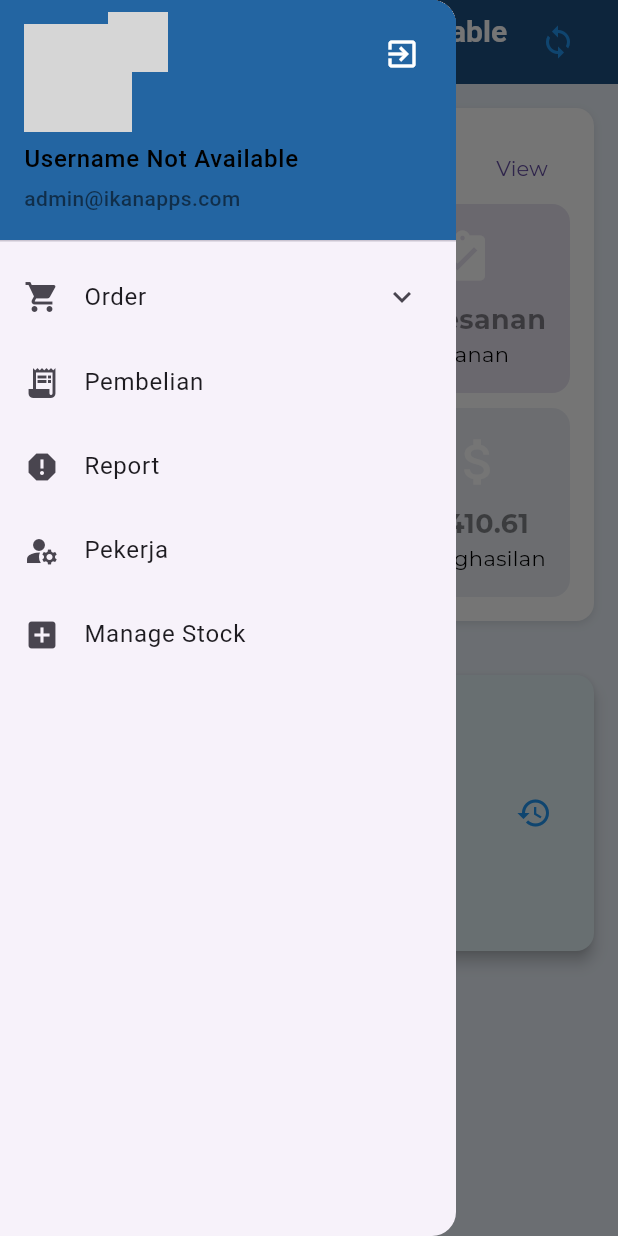
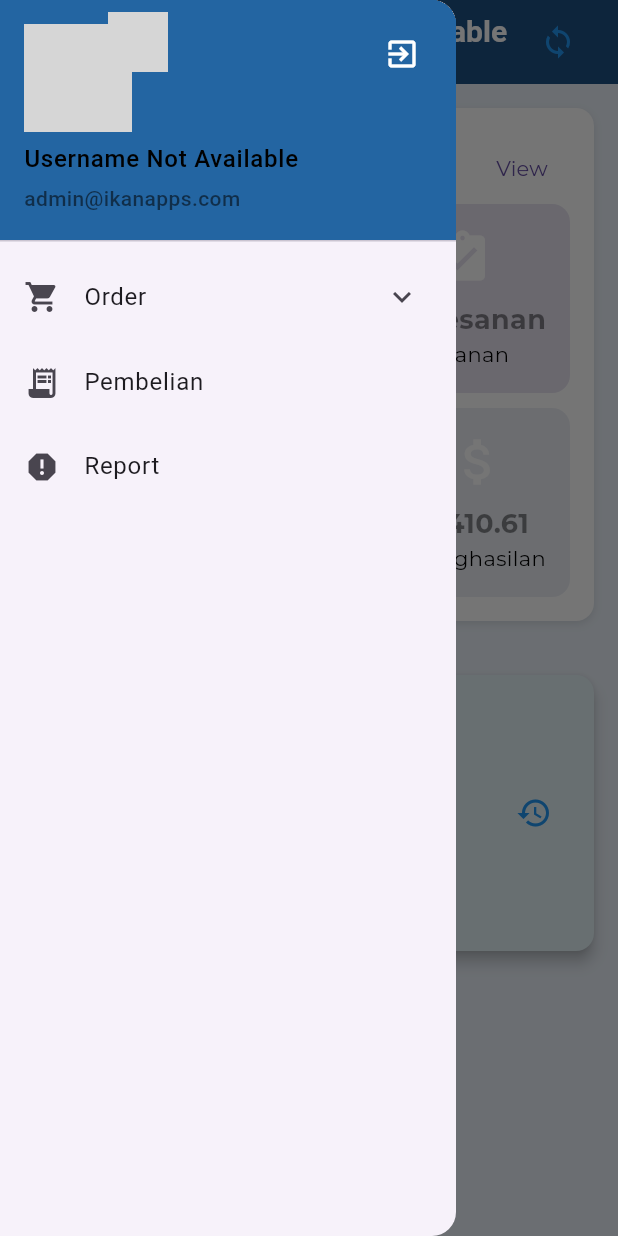
Before and after one commit to rifquabdillah/ikanapp, a Flutter app: the DashboardScreen screen opened directly, with the side drawer open, on a phone screen of 412 x 824 dp. Run offline on Flutter 3.47's test engine with Material 3 defaults, Android fonts, the phone set to English and light mode, and no system bars; our stand-ins replace quickalert; accounts and stored records are empty; network calls fail; Roboto replaces fonts that are missing (CooperMdBT); project files that could hold a hidden picture were left out; grey boxes are pictures that could not be loaded.

Commit message:
update 4/12/24

```diff
--- a/lib/screen/dashboardScreen.dart
+++ b/lib/screen/dashboardScreen.dart
@@ -34,9 +34,9 @@ class _DashboardScreenState extends State<DashboardScreen> {
       // Example: userRole = await Database.getUserRole(widget.username);
 
       // Simulating a delay for fetching data (replace with actual logic)
-      await Future.delayed(const Duration(seconds: 2), () {
+      await Future.delayed(const Duration(seconds: 1), () {
         setState(() {
-          userRole = 'admin'; // Replace this with actual role fetched from the database
+          userRole = ''; // Replace this with actual role fetched from the database
         });
       });
     } catch (e) {
```
